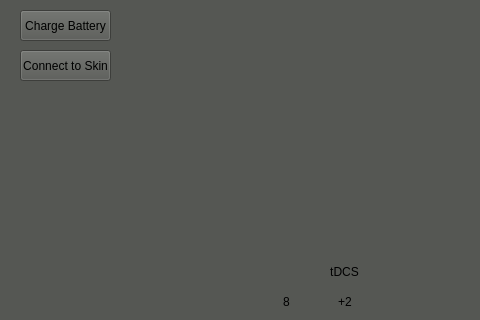
This is oasisProSimulation/mainwindow.ui in C-C-Shen/Oasis-Pro-Device-Simulation as Qt 5 draws it before an edit; both pictures show x 0 to 480 and y 0 to 320 of the 779 by 571 pixel window. The edited form follows.
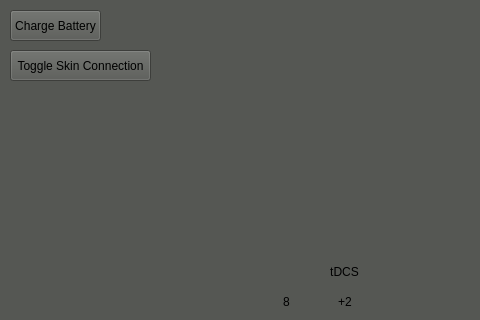
This is the edited form. Icons and pictures are not drawn.

The edit to the form file:
```diff
--- a/oasisProSimulation/mainwindow.ui
+++ b/oasisProSimulation/mainwindow.ui
@@ -469,7 +469,7 @@
    <widget class="QPushButton" name="chargeBatteryButton">
     <property name="geometry">
      <rect>
-      <x>20</x>
+      <x>10</x>
       <y>10</y>
       <width>91</width>
       <height>31</height>
@@ -482,14 +482,14 @@
    <widget class="QPushButton" name="connectToSkinButton">
     <property name="geometry">
      <rect>
-      <x>20</x>
+      <x>10</x>
       <y>50</y>
-      <width>91</width>
+      <width>141</width>
       <height>31</height>
      </rect>
     </property>
     <property name="text">
-     <string>Connect to Skin</string>
+     <string>Toggle Skin Connection</string>
     </property>
    </widget>
    <widget class="QWidget" name="verticalLayoutWidget_3">
```
